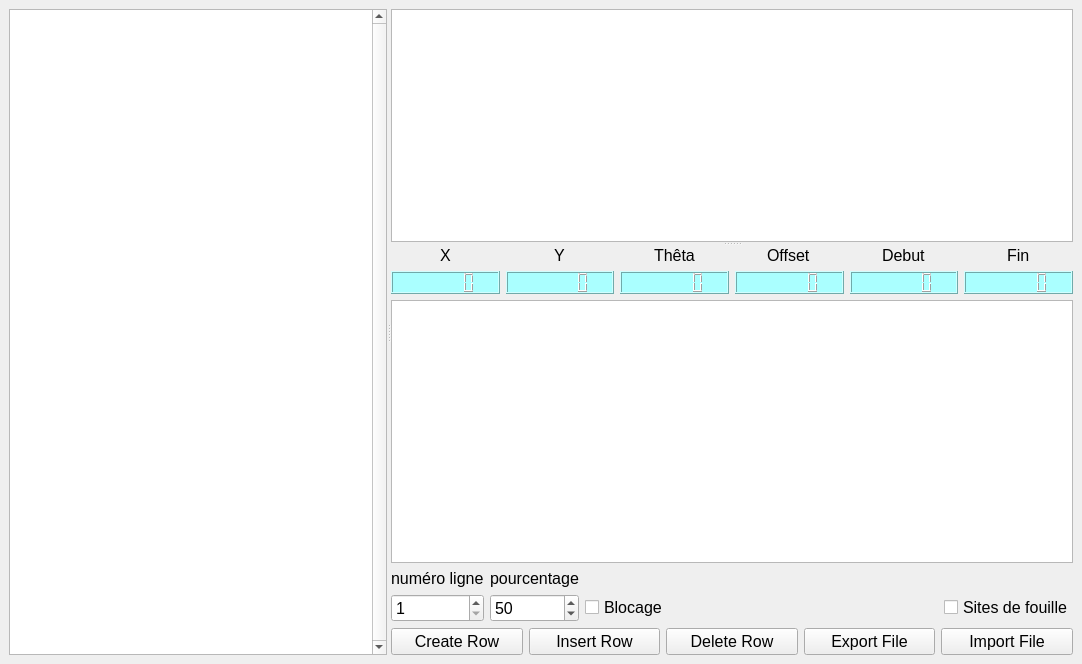
The window that mainwindow.ui (ekey29/editeur_strategie_2022) describes before a commit, drawn with Qt 5.
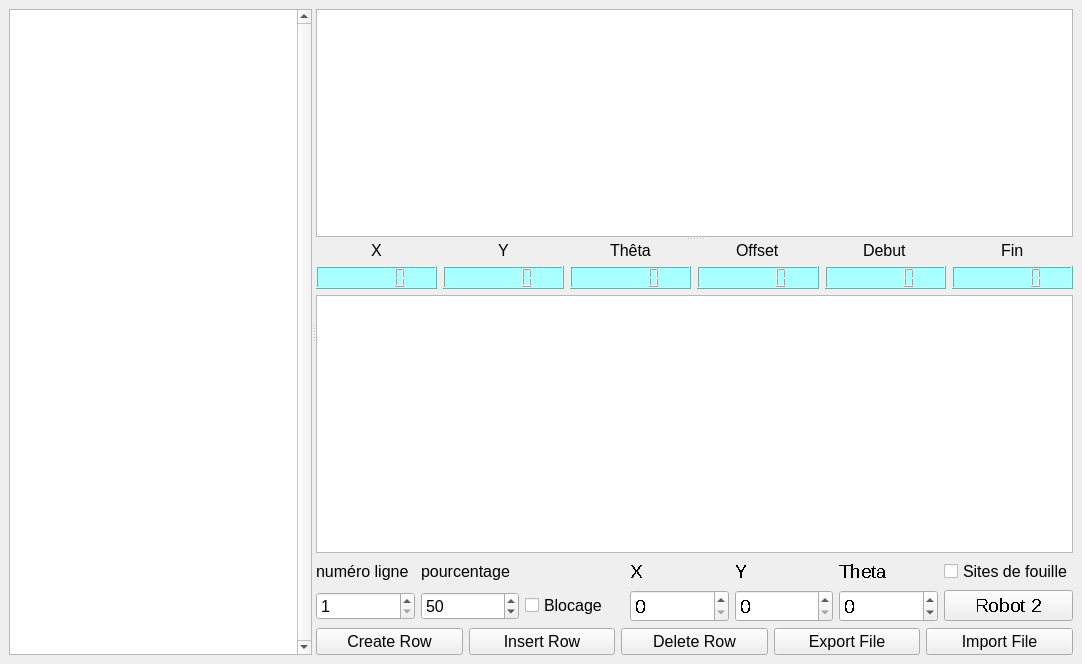
The same window after the commit. Custom widgets are drawn as their Qt base class.

Commit message: ajout des actions de dernières minutes et du robot2

The edit to the form file:
```diff
--- a/mainwindow.ui
+++ b/mainwindow.ui
@@ -400,7 +400,7 @@
           <widget class="QTextBrowser" name="textBrowser"/>
          </item>
          <item>
-          <layout class="QGridLayout" name="gridLayout" columnstretch="0,0,0,0,0,0">
+          <layout class="QGridLayout" name="gridLayout" columnstretch="0,0,0,0,0,0,0">
            <item row="1" column="0">
             <widget class="QSpinBox" name="Blocage_ligne">
              <property name="font">
@@ -421,45 +421,10 @@
              </property>
             </widget>
            </item>
-           <item row="0" column="0">
-            <widget class="QLabel" name="label_7">
-             <property name="font">
-              <font>
-               <family>Liberation Sans</family>
-               <pointsize>12</pointsize>
-               <stylestrategy>PreferAntialias</stylestrategy>
-              </font>
-             </property>
-             <property name="layoutDirection">
-              <enum>Qt::RightToLeft</enum>
-             </property>
+           <item row="0" column="4">
+            <widget class="QLabel" name="label_10">
              <property name="text">
-              <string>numéro ligne</string>
-             </property>
-            </widget>
-           </item>
-           <item row="1" column="5">
-            <widget class="QCheckBox" name="checkBox">
-             <property name="enabled">
-              <bool>true</bool>
-             </property>
-             <property name="font">
-              <font>
-               <family>Liberation Sans</family>
-               <pointsize>12</pointsize>
-               <italic>false</italic>
-               <bold>false</bold>
-               <stylestrategy>PreferAntialias</stylestrategy>
-              </font>
-             </property>
-             <property name="text">
-              <string>Sites de fouille</string>
-             </property>
-             <property name="iconSize">
-              <size>
-               <width>16</width>
-               <height>16</height>
-              </size>
+              <string>Y</string>
              </property>
             </widget>
            </item>
@@ -502,6 +467,23 @@
              </property>
             </widget>
            </item>
+           <item row="0" column="0">
+            <widget class="QLabel" name="label_7">
+             <property name="font">
+              <font>
+               <family>Liberation Sans</family>
+               <pointsize>12</pointsize>
+               <stylestrategy>PreferAntialias</stylestrategy>
+              </font>
+             </property>
+             <property name="layoutDirection">
+              <enum>Qt::RightToLeft</enum>
+             </property>
+             <property name="text">
+              <string>numéro ligne</string>
+             </property>
+            </widget>
+           </item>
            <item row="1" column="1">
             <widget class="QSpinBox" name="Blocage_pourcentage">
              <property name="font">
@@ -516,18 +498,75 @@
              </property>
             </widget>
            </item>
+           <item row="0" column="3">
+            <widget class="QLabel" name="label_8">
+             <property name="text">
+              <string>X</string>
+             </property>
+            </widget>
+           </item>
+           <item row="0" column="5">
+            <widget class="QLabel" name="label_11">
+             <property name="text">
+              <string>Theta</string>
+             </property>
+            </widget>
+           </item>
            <item row="1" column="3">
-            <spacer name="horizontalSpacer">
-             <property name="orientation">
-              <enum>Qt::Horizontal</enum>
+            <widget class="QSpinBox" name="secondX">
+             <property name="maximum">
+              <number>3000</number>
              </property>
-             <property name="sizeHint" stdset="0">
+            </widget>
+           </item>
+           <item row="1" column="4">
+            <widget class="QSpinBox" name="secondY">
+             <property name="maximum">
+              <number>3000</number>
+             </property>
+            </widget>
+           </item>
+           <item row="1" column="5">
+            <widget class="QSpinBox" name="secondTheta">
+             <property name="minimum">
+              <number>-360</number>
+             </property>
+             <property name="maximum">
+              <number>360</number>
+             </property>
+            </widget>
+           </item>
+           <item row="0" column="6">
+            <widget class="QCheckBox" name="checkBox">
+             <property name="enabled">
+              <bool>true</bool>
+             </property>
+             <property name="font">
+              <font>
+               <family>Liberation Sans</family>
+               <pointsize>12</pointsize>
+               <italic>false</italic>
+               <bold>false</bold>
+               <stylestrategy>PreferAntialias</stylestrategy>
+              </font>
+             </property>
+             <property name="text">
+              <string>Sites de fouille</string>
+             </property>
+             <property name="iconSize">
               <size>
-               <width>40</width>
-               <height>20</height>
+               <width>16</width>
+               <height>16</height>
               </size>
              </property>
-            </spacer>
+            </widget>
+           </item>
+           <item row="1" column="6">
+            <widget class="QPushButton" name="pushButton">
+             <property name="text">
+              <string>Robot 2</string>
+             </property>
+            </widget>
            </item>
           </layout>
          </item>
```
The commit also changes 3 other files.
